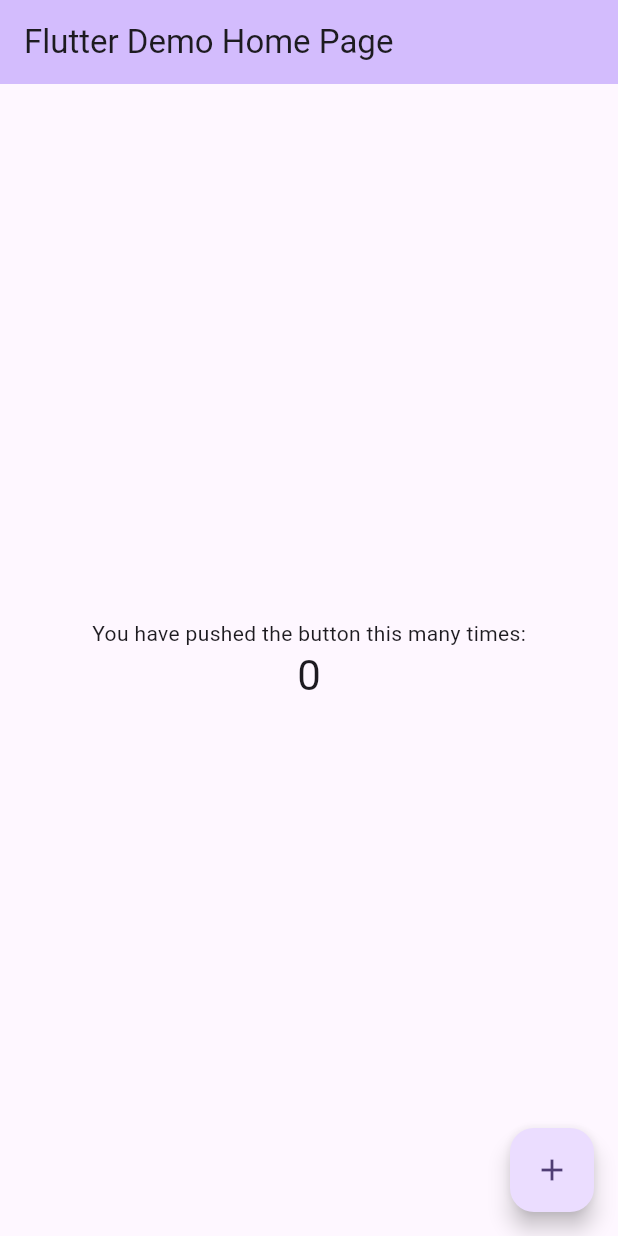
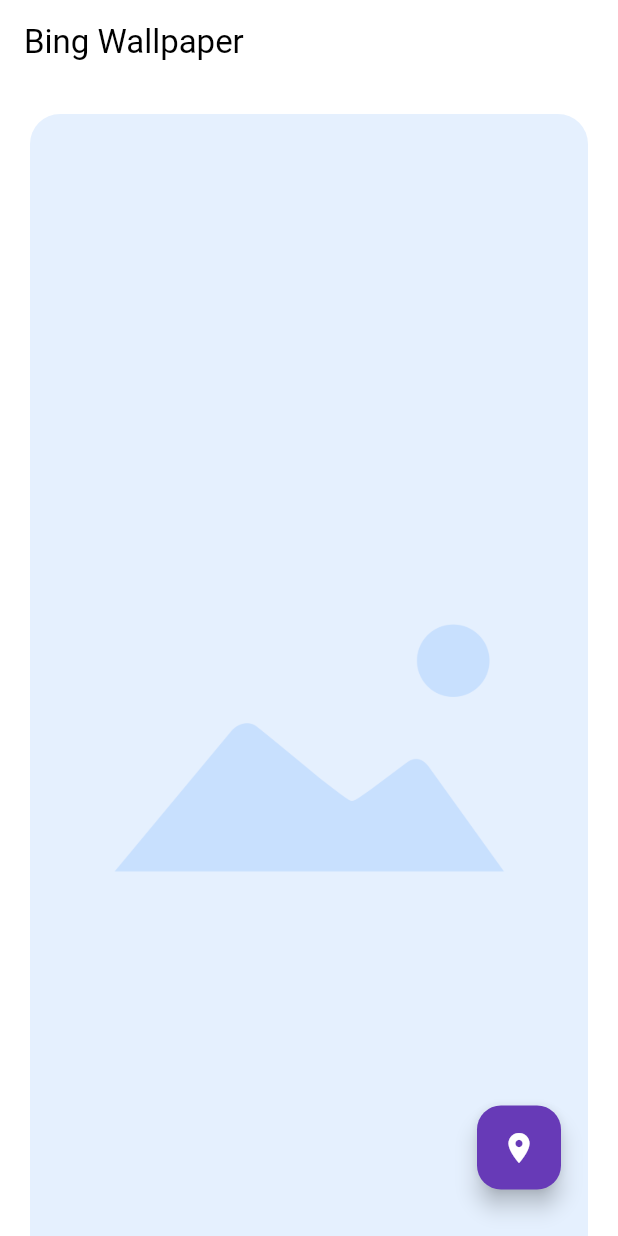
Before and after one commit to starfreck/Bing-Wallpaper-App, a Flutter app: the screen it shows after launch, on a phone screen of 412 x 824 dp. Run offline on Flutter 3.47's test engine with Material 3 defaults, Android fonts, the phone set to English and light mode, and no system bars; drawn by our look-alikes of dynamic_color; our stand-ins replace flutter_styled_toast; missing offline and left inert: file_saver, flutter_wallpaper_manager, wallman; network calls fail.

Commit message:
📝 Draft code

```diff
--- /dev/null
+++ b/lib/app/app.dart
@@ -0,0 +1,34 @@
+import 'package:bing_wallpaper_app/pages/home_page.dart';
+import 'package:dynamic_color/dynamic_color.dart';
+import 'package:flutter/material.dart';
+
+class App extends StatelessWidget {
+  static final _defaultLightColorScheme =
+      ColorScheme.fromSwatch(primarySwatch: Colors.deepPurple);
+
+  static final _defaultDarkColorScheme = ColorScheme.fromSwatch(
+      primarySwatch: Colors.deepPurple, brightness: Brightness.dark);
+
+  const App({super.key});
+
+  // This widget is the root of your application.
+  @override
+  Widget build(BuildContext context) {
+    return DynamicColorBuilder(builder: (lightColorScheme, darkColorScheme) {
+      return MaterialApp(
+        debugShowCheckedModeBanner: false,
+        title: 'Bing Wallpaper',
+        theme: ThemeData(
+          colorScheme: lightColorScheme ?? _defaultLightColorScheme,
+          useMaterial3: true,
+        ),
+        darkTheme: ThemeData(
+          colorScheme: darkColorScheme ?? _defaultDarkColorScheme,
+          useMaterial3: true,
+        ),
+        themeMode: ThemeMode.system,
+        home: const HomePage(title: 'Bing Wallpaper'),
+      );
+    });
+  }
+}
--- /dev/null
+++ b/lib/helpers/toast_helper.dart
@@ -0,0 +1,31 @@
+import 'package:flutter/material.dart';
+import 'package:flutter_styled_toast/flutter_styled_toast.dart';
+
+class Toast {
+  dynamic context;
+  dynamic message;
+
+  Toast({
+    required this.context,
+    required this.message,
+  }) {
+    showToast(
+      message,
+      context: context,
+      backgroundColor: Theme.of(context).colorScheme.primaryContainer,
+      textStyle: Theme.of(context).textTheme.bodyLarge,
+      borderRadius: BorderRadius.circular(25.0),
+      animation: StyledToastAnimation.slideFromBottomFade,
+      reverseAnimation: StyledToastAnimation.slideToBottomFade,
+      startOffset: const Offset(0.0, 3.0),
+      reverseEndOffset: const Offset(0.0, 3.0),
+      position: const StyledToastPosition(
+          align: Alignment.bottomCenter, offset: 75.0),
+      duration: const Duration(seconds: 5),
+      //Animation duration   animDuration * 2 <= duration
+      animDuration: const Duration(milliseconds: 400),
+      curve: Curves.linearToEaseOut,
+      reverseCurve: Curves.fastOutSlowIn,
+    );
+  }
+}
--- a/lib/main.dart
+++ b/lib/main.dart
@@ -1,125 +1,6 @@
+import 'package:bing_wallpaper_app/app/app.dart';
 import 'package:flutter/material.dart';
 
 void main() {
-  runApp(const MyApp());
+  runApp(const App());
 }
-
-class MyApp extends StatelessWidget {
-  const MyApp({super.key});
-
-  // This widget is the root of your application.
-  @override
-  Widget build(BuildContext context) {
-    return MaterialApp(
-      title: 'Flutter Demo',
-      theme: ThemeData(
-        // This is the theme of your application.
-        //
-        // TRY THIS: Try running your application with "flutter run". You'll see
-        // the application has a purple toolbar. Then, without quitting the app,
-        // try changing the seedColor in the colorScheme below to Colors.green
-        // and then invoke "hot reload" (save your changes or press the "hot
-        // reload" button in a Flutter-supported IDE, or press "r" if you used
-        // the command line to start the app).
-        //
-        // Notice that the counter didn't reset back to zero; the application
-        // state is not lost during the reload. To reset the state, use hot
-        // restart instead.
-        //
-        // This works for code too, not just values: Most code changes can be
-        // tested with just a hot reload.
-        colorScheme: ColorScheme.fromSeed(seedColor: Colors.deepPurple),
-        useMaterial3: true,
-      ),
-      home: const MyHomePage(title: 'Flutter Demo Home Page'),
-    );
-  }
-}
-
-class MyHomePage extends StatefulWidget {
-  const MyHomePage({super.key, required this.title});
-
-  // This widget is the home page of your application. It is stateful, meaning
-  // that it has a State object (defined below) that contains fields that affect
-  // how it looks.
-
-  // This class is the configuration for the state. It holds the values (in this
-  // case the title) provided by the parent (in this case the App widget) and
-  // used by the build method of the State. Fields in a Widget subclass are
-  // always marked "final".
-
-  final String title;
-
-  @override
-  State<MyHomePage> createState() => _MyHomePageState();
-}
-
-class _MyHomePageState extends State<MyHomePage> {
-  int _counter = 0;
-
-  void _incrementCounter() {
-    setState(() {
-      // This call to setState tells the Flutter framework that something has
-      // changed in this State, which causes it to rerun the build method below
-      // so that the display can reflect the updated values. If we changed
-      // _counter without calling setState(), then the build method would not be
-      // called again, and so nothing would appear to happen.
-      _counter++;
-    });
-  }
-
-  @override
-  Widget build(BuildContext context) {
-    // This method is rerun every time setState is called, for instance as done
-    // by the _incrementCounter method above.
-    //
-    // The Flutter framework has been optimized to make rerunning build methods
-    // fast, so that you can just rebuild anything that needs updating rather
-    // than having to individually change instances of widgets.
-    return Scaffold(
-      appBar: AppBar(
-        // TRY THIS: Try changing the color here to a specific color (to
-        // Colors.amber, perhaps?) and trigger a hot reload to see the AppBar
-        // change color while the other colors stay the same.
-        backgroundColor: Theme.of(context).colorScheme.inversePrimary,
-        // Here we take the value from the MyHomePage object that was created by
-        // the App.build method, and use it to set our appbar title.
-        title: Text(widget.title),
-      ),
-      body: Center(
-        // Center is a layout widget. It takes a single child and positions it
-        // in the middle of the parent.
-        child: Column(
-          // Column is also a layout widget. It takes a list of children and
-          // arranges them vertically. By default, it sizes itself to fit its
-          // children horizontally, and tries to be as tall as its parent.
-          //
-          // Column has various properties to control how it sizes itself and
-          // how it positions its children. Here we use mainAxisAlignment to
-          // center the children vertically; the main axis here is the vertical
-          // axis because Columns are vertical (the cross axis would be
-          // horizontal).
-          //
-          // TRY THIS: Invoke "debug painting" (choose the "Toggle Debug Paint"
-          // action in the IDE, or press "p" in the console), to see the
-          // wireframe for each widget.
-          mainAxisAlignment: MainAxisAlignment.center,
-          children: <Widget>[
-            const Text(
-              'You have pushed the button this many times:',
-            ),
-            Text(
-              '$_counter',
-              style: Theme.of(context).textTheme.headlineMedium,
-            ),
-          ],
-        ),
-      ),
-      floatingActionButton: FloatingActionButton(
-        onPressed: _incrementCounter,
-        tooltip: 'Increment',
-        child: const Icon(Icons.add),
-      ), // This trailing comma makes auto-formatting nicer for build methods.
-    );
-  }
-}
--- /dev/null
+++ b/lib/models/photo.dart
@@ -0,0 +1,26 @@
+class Photo {
+  final String date;
+  final String location;
+  final String title;
+  final String url;
+
+  const Photo({
+    required this.title,
+    required this.url,
+    required this.date,
+    required this.location,
+  });
+
+  factory Photo.fromJson(Map<String, dynamic> json) {
+    // ignore: avoid_print
+    print(json);
+
+    Map<String, dynamic> wallpaper = json['wallpaper'];
+    return Photo(
+      title: wallpaper['title'] as String,
+      url: wallpaper['url'] as String,
+      date: wallpaper['date'] as String,
+      location: wallpaper['location'] as String,
+    );
+  }
+}
--- /dev/null
+++ b/lib/pages/home_page.dart
@@ -0,0 +1,131 @@
+import 'package:bing_wallpaper_app/helpers/image_helper.dart';
+import 'package:bing_wallpaper_app/helpers/toast_helper.dart';
+import 'package:bing_wallpaper_app/widgets/bing_card_widget.dart';
+
+import 'package:flutter/material.dart';
+
+import '../models/photo.dart';
+
+class HomePage extends StatefulWidget {
+  const HomePage({super.key, required this.title});
+
+  final String title;
+
+  @override
+  State<HomePage> createState() => _HomePageState();
+}
+
+class _HomePageState extends State<HomePage> {
+  late bool _isLoading;
+  late bool isError;
+  late String imageTitle;
+  late String imageUrl;
+
+  @override
+  void initState() {
+    _isLoading = true;
+    isError = false;
+
+    imageUrl = "";
+    imageTitle = "Loading...";
+
+    _loadImages();
+
+    super.initState();
+  }
+
+  @override
+  Widget build(BuildContext context) {
+    return Scaffold(
+      appBar: AppBar(
+        title: Text(widget.title),
+      ),
+      body: SingleChildScrollView(
+        padding: const EdgeInsets.all(10.0),
+        child: Center(
+          child: BingCardWidget(
+            title: imageTitle,
+            url: imageUrl,
+            isError: isError,
+          ),
+        ),
+      ),
+
+      floatingActionButton: Column(
+        mainAxisAlignment: MainAxisAlignment.end,
+        children: <Widget>[
+          FloatingActionButton(
+            onPressed: _setLocation,
+            tooltip: 'Set Location',
+            child: const Icon(Icons.location_on_sharp),
+          ),
+          const SizedBox(
+            height: 15,
+            width: 100,
+          ),
+          if (!_isLoading && !isError)
+            FloatingActionButton(
+              onPressed: _setAsWallpaper,
+              tooltip: 'Set as wallpaper',
+              child: const Icon(Icons.now_wallpaper),
+            ),
+          if (!_isLoading && !isError)
+            const SizedBox(
+              height: 15,
+              width: 100,
+            ),
+          if (!_isLoading && !isError)
+            FloatingActionButton(
+              onPressed: _downloadImage,
+              tooltip: 'Download',
+              child: const Icon(Icons.download),
+            ),
+          if (!_isLoading && !isError)
+            const SizedBox(
+              height: 70,
+              width: 100,
+            )
+        ],
+      ), // This trailing comma makes auto-formatting nicer for build methods.
+    );
+  }
+
+  void _setLocation() {}
+
+  void _loadImages() async {
+    // Photo pic = await getImage(locationCode: 'jp');
+    Photo pic = await getImage();
+
+    setState(() {
+      _isLoading = false;
+
+      isError = false;
+
+      if (isError) {
+        isError = true;
+        imageTitle = "Something went wrong !";
+        imageUrl = "";
+      } else {
+        imageTitle = pic.title;
+        imageUrl = pic.url;
+      }
+    });
+  }
+
+  void _setAsWallpaper() async {
+    setAsWallpaper(imageUrl);
+    _showToast("Wallpaper set successfully...");
+  }
+
+  void _downloadImage() async {
+    String message = await downloadImage(imageUrl);
+    _showToast(message);
+  }
+
+  void _showToast(String message) {
+    Toast(
+      context: context,
+      message: message,
+    );
+  }
+}
--- /dev/null
+++ b/lib/widgets/bing_card_widget.dart
@@ -0,0 +1,82 @@
+import 'package:flutter/material.dart';
+
+class BingCardWidget extends StatelessWidget {
+  final String title;
+  final String url;
+  final bool isError;
+
+  const BingCardWidget({
+    super.key,
+    required this.title,
+    required this.url,
+    required this.isError,
+  });
+
+  @override
+  Widget build(BuildContext context) {
+    return Container(
+      width: double.infinity,
+      decoration: BoxDecoration(
+        color: Theme.of(context).colorScheme.inversePrimary,
+        borderRadius: BorderRadius.circular(20.0),
+      ),
+      padding: const EdgeInsets.all(10.0),
+      child: Column(
+        children: [
+          if (!isError)
+            ClipRRect(
+              borderRadius: BorderRadius.circular(20.0),
+              child: url.isNotEmpty
+                  ? Image.network(
+                      url,
+                      fit: BoxFit.fitHeight,
+                      height: 845,
+                      loadingBuilder: imageLoader,
+                    )
+                  : Image.asset(
+                      'assets/images/default_image.png',
+                      fit: BoxFit.fitHeight,
+                      height: 845,
+                    ),
+            ),
+          if (isError)
+            ClipRRect(
+              borderRadius: BorderRadius.circular(20.0),
+              child: ColorFiltered(
+                colorFilter: ColorFilter.mode(
+                    Colors.red.withOpacity(0.7), BlendMode.color),
+                child: Image.asset(
+                  'assets/images/default_image.png',
+                  fit: BoxFit.fitHeight,
+                  height: 845,
+                ),
+              ),
+            ),
+          const SizedBox(
+            height: 15,
+          ),
+          Text(
+            title,
+            style: Theme.of(context).textTheme.bodyLarge,
+          ),
+        ],
+      ),
+    );
+  }
+
+  Widget imageLoader(context, child, loadingProgress) {
+    if (loadingProgress == null) return child;
+    return const SizedBox(
+      height: 845,
+      width: double.infinity,
+      child: Center(
+        child: CircularProgressIndicator(
+            // value: loadingProgress.expectedTotalBytes != null
+            //     ? loadingProgress.cumulativeBytesLoaded /
+            //         loadingProgress.expectedTotalBytes!
+            //     : null,
+            ),
+      ),
+    );
+  }
+}
```
Also changed, not shown: lib/helpers/image_helper.dart (added, +95 -0 lines), assets/images/default_image.png (added), 1 other file.
